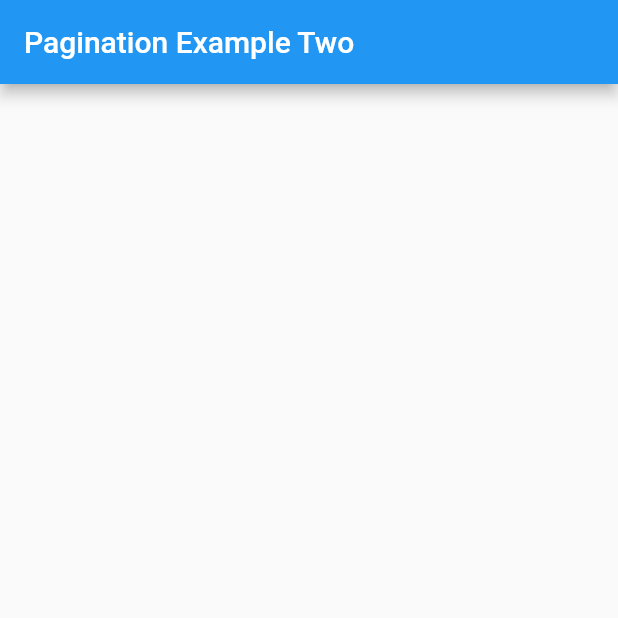
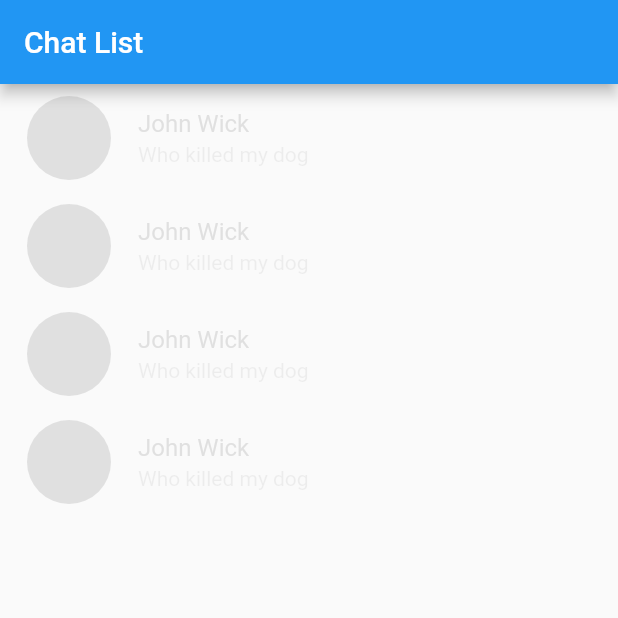
Before and after one commit to vipulthapliyal007/Practice-Projects, a Flutter app: the screen it shows after launch, on a phone screen of 412 x 824 dp, the top half of it. Run offline on Flutter 3.47's test engine with Material 2 defaults, Android fonts, the phone set to English and light mode, and no system bars; drawn by our look-alikes of shimmer; our stand-ins replace file_picker, in_app_review; missing offline and left inert: syncfusion_flutter_pdfviewer.

Commit message:
"Shimmer Effect added"

```diff
--- /dev/null
+++ b/lib/Examples/Shimmer/shimmer_effects.dart
@@ -0,0 +1,93 @@
+import 'package:flutter/material.dart';
+import 'package:shimmer/shimmer.dart';
+
+class ShimmerEffects extends StatefulWidget {
+  const ShimmerEffects({Key? key}) : super(key: key);
+
+  @override
+  State<ShimmerEffects> createState() => _ShimmerEffectsState();
+}
+
+class _ShimmerEffectsState extends State<ShimmerEffects> {
+  bool enable = true;
+
+  @override
+  void initState() {
+    // TODO: implement initState
+    super.initState();
+    loadData();
+  }
+
+  loadData() async {
+    await Future.delayed(const Duration(seconds: 3));
+    setState(() {
+      enable = false;
+    });
+  }
+
+  @override
+  Widget build(BuildContext context) {
+    return Scaffold(
+      appBar: AppBar(
+        title: const Text("Chat List"),
+      ),
+      body: Column(
+        mainAxisSize: MainAxisSize.max,
+        children: [
+          Expanded(
+            child: ListView.builder(
+              itemCount: 4,
+              itemBuilder: (context, index) {
+                if(enable) {
+                  return Shimmer.fromColors(
+                    baseColor: Colors.grey.shade300,
+                    highlightColor: Colors.grey.shade100,
+                    enabled: enable,
+                    child: ListTile(
+                      leading: const CircleAvatar(
+                        radius: 30,
+                        backgroundColor: Colors.white,
+                      ),
+                      title: Container(
+                        color: Colors.white,
+                        height: 10,
+                        width: 100,
+                      ),
+                      subtitle: Container(
+                        color: Colors.white,
+                        height: 10,
+                        width: 100,
+                      ),
+                    ),
+                  );
+                }
+                else {
+                  return Shimmer.fromColors(
+                    baseColor: Colors.grey.shade300,
+                    // baseColor: Colors.blue,
+                    highlightColor: Colors.grey.shade100,
+                    // highlightColor: Colors.black,
+                    enabled: enable,
+                    child: const ListTile(
+                      leading: CircleAvatar(
+                        radius: 30,
+                        backgroundColor: Colors.black,
+                      ),
+                      title: Text(
+                        "John Wick",
+                        style: TextStyle(
+                          color: Colors.blue
+                        ),
+                      ),
+                      subtitle: Text("Who killed my dog"),
+                    ),
+                  );
+                }
+              }
+            ),
+          ),
+        ],
+      ),
+    );
+  }
+}
--- a/lib/main.dart
+++ b/lib/main.dart
@@ -1,5 +1,7 @@
 import 'package:flutter/material.dart';
 import 'package:provider/provider.dart';
+import 'package:yuhee/Examples/In%20App%20Review/in_ap_review.dart';
+import 'package:yuhee/Examples/Shimmer/shimmer_effects.dart';
 import 'package:yuhee/Examples/pagination/pagination_example.dart';
 import 'package:yuhee/Examples/pagination/pagination_example_two.dart';
 import 'package:yuhee/Examples/pagination/provider%20pagination/provider_pagination.dart';
@@ -38,7 +40,9 @@ class MyApp extends StatelessWidget {
         // const PullRefreshPage(), /// Pull down to refresh page
         // const PaginationExampleScreen(), /// Pagination
         // const PaginationExampleTwo(), /// Pagination
-        const ProviderPaginationScreen(), /// Pagination With Provider
+        // const ProviderPaginationScreen(), /// Pagination With Provider
+        // const InAppReviewExampleApp(), /// In App Review Screen
+        const ShimmerEffects(), /// Shimmer Effect Screen
       ),
     );
   }
--- a/pubspec.yaml
+++ b/pubspec.yaml
@@ -45,6 +45,11 @@ dependencies:
   syncfusion_flutter_pdfviewer: ^20.2.45-beta
   http:
   provider:
+# For In App Review
+  in_app_review: ^2.0.6
+# For Shimmer
+  shimmer: ^3.0.0
+
 
 
 
```
Also changed, not shown: lib/Examples/In App Review/in_ap_review.dart (added, +86 -0 lines), pubspec.lock, 1 other file.
